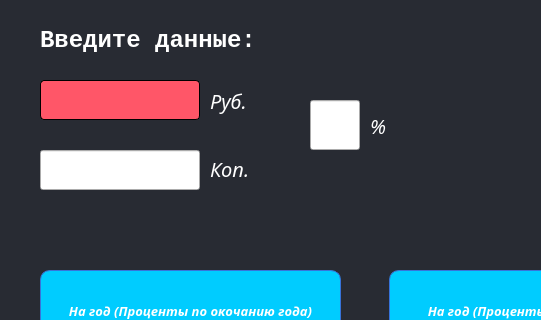
First picture: the form in Calculator/mainwindow.ui, repository maksunity/Creative-Work, before the edit; both pictures show x 0 to 541 and y 0 to 320 of the 738 by 601 pixel window.
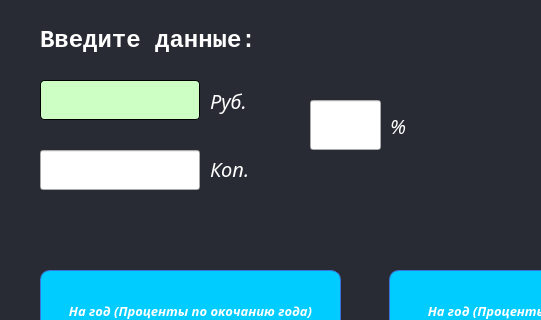
Second picture: the form after the edit. Icons and pictures are not drawn.

The edit to the form file:
```diff
--- a/Calculator/mainwindow.ui
+++ b/Calculator/mainwindow.ui
@@ -391,7 +391,7 @@
    <widget class="QLabel" name="proc">
     <property name="geometry">
      <rect>
-      <x>370</x>
+      <x>390</x>
       <y>100</y>
       <width>31</width>
       <height>51</height>
@@ -421,7 +421,7 @@
      <rect>
       <x>310</x>
       <y>100</y>
-      <width>50</width>
+      <width>71</width>
       <height>50</height>
      </rect>
     </property>
@@ -487,7 +487,7 @@
     </property>
     <property name="styleSheet">
      <string notr="true">QLineEdit {
- background-color: rgb(255, 86, 104); 
+ background-color: rgb(205, 255, 197); 
 border-width: 1px; 
  border-style: solid;  
 border-radius: 4px; 
```
Left out of the diff: 7 changed lines with no effect on the pictures.
